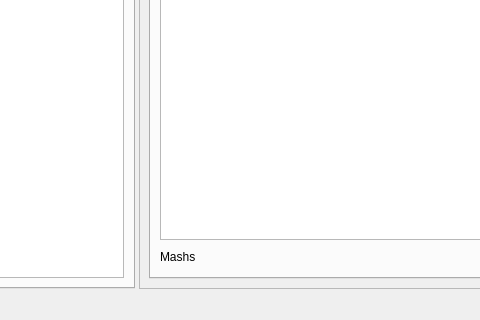
Above: ui/mainWindow.ui from Brewtarget/brewtarget before the change; both pictures show x 260 to 740 and y 509 to 829 of the 1048 by 829 pixel window. Below: the same form after it.
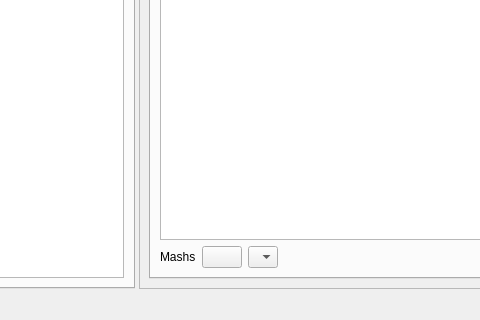
That is the form after the change. The open tabs and pages were chosen to show the change. Icons and pictures are not drawn. Custom widgets are drawn as their Qt base class.

The edit to the form file:
```diff
--- a/ui/mainWindow.ui
+++ b/ui/mainWindow.ui
@@ -1878,6 +1878,29 @@
                   </property>
                  </widget>
                 </item>
+                <item>
+                 <widget class="MashButton" name="mashButton">
+                  <property name="text">
+                   <string/>
+                  </property>
+                 </widget>
+                </item>
+                <item>
+                 <widget class="CustomComboBox" name="mashComboBox">
+                  <property name="sizePolicy">
+                   <sizepolicy hsizetype="Maximum" vsizetype="Fixed">
+                    <horstretch>0</horstretch>
+                    <verstretch>0</verstretch>
+                   </sizepolicy>
+                  </property>
+                  <property name="maximumSize">
+                   <size>
+                    <width>30</width>
+                    <height>16777215</height>
+                   </size>
+                  </property>
+                 </widget>
+                </item>
                 <item>
                  <spacer name="horizontalSpacer_4">
                   <property name="orientation">
@@ -2551,6 +2574,11 @@
    <extends>QPushButton</extends>
    <header>StyleButton.h</header>
   </customwidget>
+  <customwidget>
+   <class>MashButton</class>
+   <extends>QPushButton</extends>
+   <header>MashButton.h</header>
+  </customwidget>
  </customwidgets>
  <resources/>
  <connections/>
```
